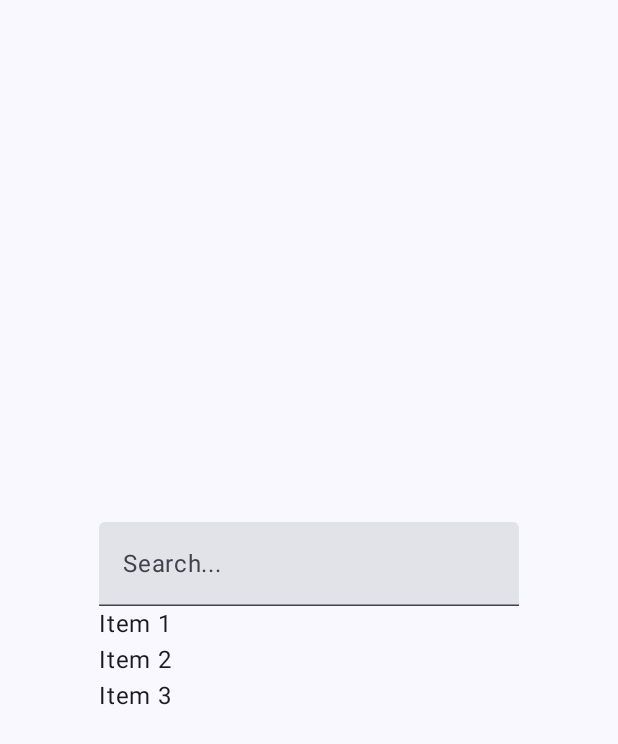
After one commit to omega1u123/SneakersShopApp, an Android app built with Jetpack Compose: the composable Search shown on its own in the app's theme, on a phone screen of 412 x 824 dp. The commit adds this screen. Shown: the top 744 px of the screen. Run offline under Robolectric (Android 15) with nearby library versions, the phone set to English and light mode, and no system bars.

Commit message:
Add file Search.kt, FirstScreen.kt and TopAppBar.kt

```diff
--- /dev/null
+++ b/app/src/main/java/com/example/sneakersshopapp/firstScreenParts/Search.kt
@@ -0,0 +1,49 @@
+package com.example.sneakersshopapp.firstScreenParts
+
+import androidx.compose.foundation.layout.Arrangement
+import androidx.compose.foundation.layout.Column
+import androidx.compose.foundation.layout.fillMaxSize
+import androidx.compose.foundation.lazy.LazyColumn
+import androidx.compose.foundation.lazy.items
+import androidx.compose.material3.ExperimentalMaterial3Api
+import androidx.compose.material3.Text
+import androidx.compose.material3.TextField
+import androidx.compose.runtime.Composable
+import androidx.compose.runtime.mutableStateOf
+import androidx.compose.runtime.remember
+import androidx.compose.ui.Alignment
+import androidx.compose.ui.Modifier
+import androidx.compose.ui.tooling.preview.Preview
+
+@Composable
+fun Search(){
+    Column(
+        modifier = Modifier.fillMaxSize(),
+        horizontalAlignment = Alignment.CenterHorizontally,
+        verticalArrangement = Arrangement.Center
+    ) {
+        MySearch()
+    }
+}
+
+@OptIn(ExperimentalMaterial3Api::class)
+@Preview
+@Composable
+fun MySearch(){
+        val searchText = remember { mutableStateOf("") }
+        val items = listOf("Item 1", "Item 2", "Item 3") // Здесь добавьте свои элементы или получите их из источника данных
+        val filteredItems = items.filter { it.contains(searchText.value, ignoreCase = true) }
+
+        Column {
+            TextField(
+                value = searchText.value,
+                onValueChange = { value -> searchText.value = value },
+                label = { Text(text = "Search...") }
+            )
+            LazyColumn {
+                items(filteredItems) { item ->
+                    Text(text = item)
+                }
+            }
+        }
+    }
```
Also changed, not shown: app/src/main/java/com/example/sneakersshopapp/firstScreenParts/TopAppBar.kt (added, +46 -0 lines), app/src/main/java/com/example/sneakersshopapp/screens/FirstScreen.kt (+31 -0 lines).
